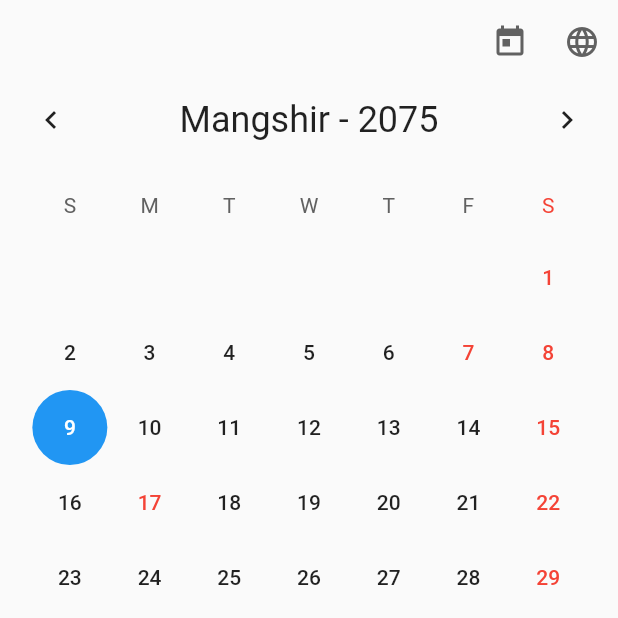
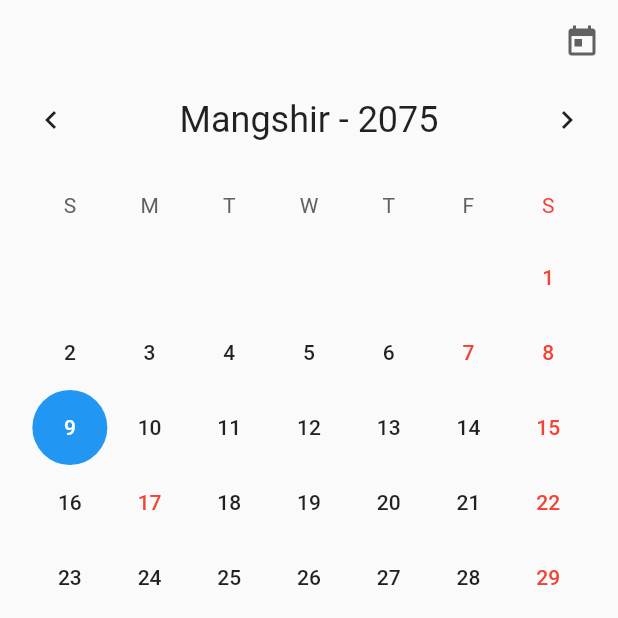
Before and after one commit to pepsighan/maas, a Flutter app: the screen it shows after launch, on a phone screen of 412 x 824 dp, the top half of it. Run offline on Flutter 3.47's test engine with Material 2 defaults, Android fonts, the phone set to English and light mode, and no system bars; our stand-ins replace flutter_redux, redux.

Commit message:
Remove the language options. Lets concentrate on Nepali first.

```diff
--- a/lib/main.dart
+++ b/lib/main.dart
@@ -76,33 +76,8 @@ class _MyHomePageState extends State<MyHomePage> {
               tooltip: 'Today',
             );
           },
-        ),
-        PopupMenuButton(
-          icon: Icon(
-            Icons.language,
-            semanticLabel: 'Language',
-          ),
-          tooltip: 'Language',
-          itemBuilder: (context) {
-            return _Language.all
-                .map((lang) =>
-                    PopupMenuItem(value: lang, child: Text(lang.toString())))
-                .toList();
-          },
         )
       ],
     );
   }
 }
-
-/// All the languages supported within the App.
-class _Language {
-  final String _value;
-  const _Language._internal(this._value);
-  toString() => _value;
-
-  static const Nepali = const _Language._internal('नेपाली');
-  static const English = const _Language._internal('English');
-
-  static const all = [_Language.Nepali, _Language.English];
-}
```
